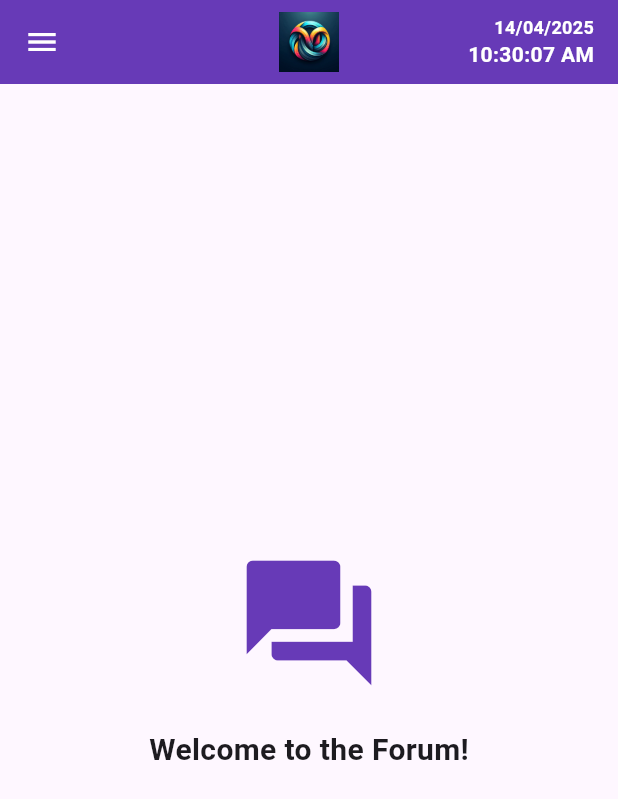
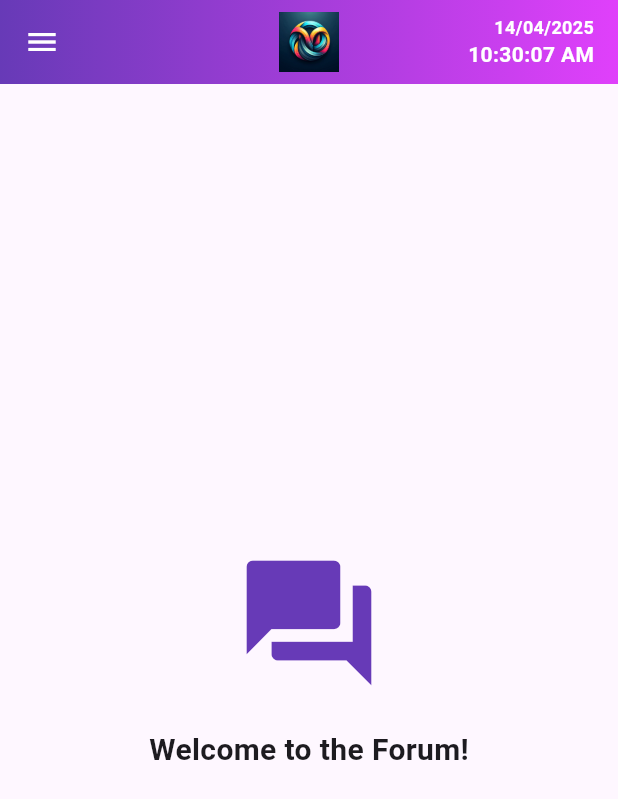
Before and after one commit to ceomssweb/m_manage, a Flutter app: the screen it shows after launch, on a phone screen of 412 x 824 dp. Shown: the top 799 px of the screen. Run offline on Flutter 3.47's test engine with Material 3 defaults, Android fonts, the light colour scheme and no system bars.

Commit message:
added gradient header

```diff
--- a/lib/custom_app_bar.dart
+++ b/lib/custom_app_bar.dart
@@ -16,7 +16,18 @@ class CustomAppBar extends StatelessWidget implements PreferredSizeWidget {
         fit: BoxFit.contain,
         height: 40, // Adjust the height of the logo
       ),
-      backgroundColor: Colors.deepPurple,
+      flexibleSpace: Container(
+        decoration: const BoxDecoration(
+          gradient: LinearGradient(
+            begin: Alignment.centerLeft,
+            end: Alignment.centerRight,
+            colors: [
+              Colors.deepPurple, // Start color
+              Colors.purpleAccent, // End color
+            ],
+          ),
+        ),
+      ),
       actions: const [
         Padding(
           padding: EdgeInsets.only(right: 16.0),
```
